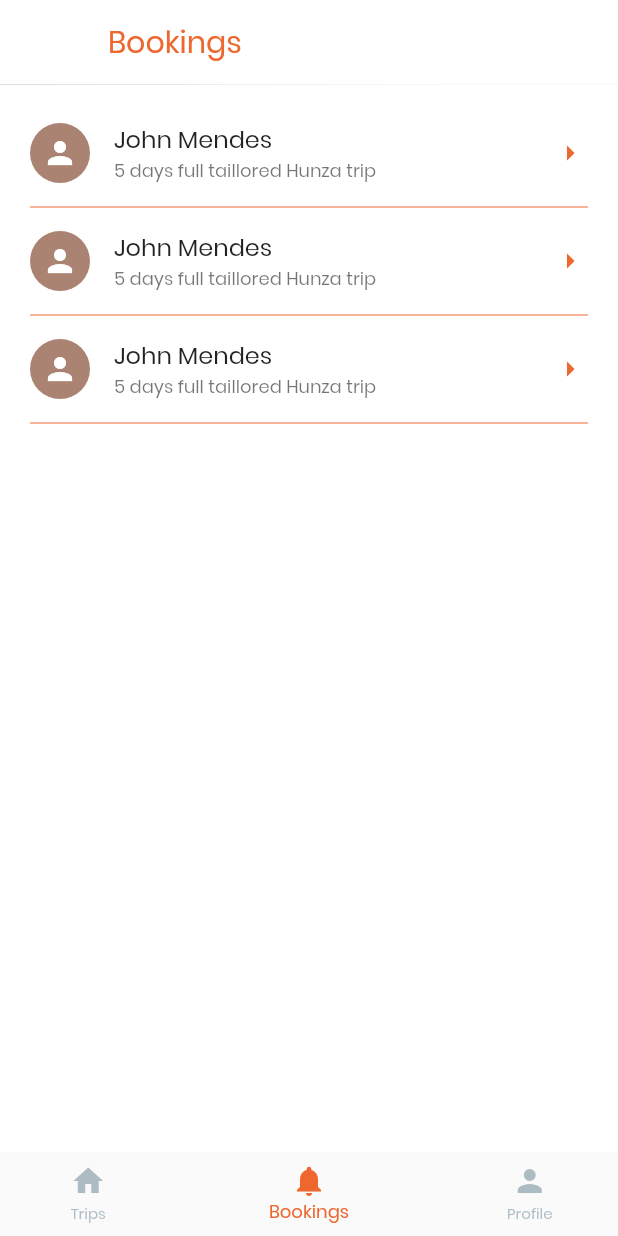
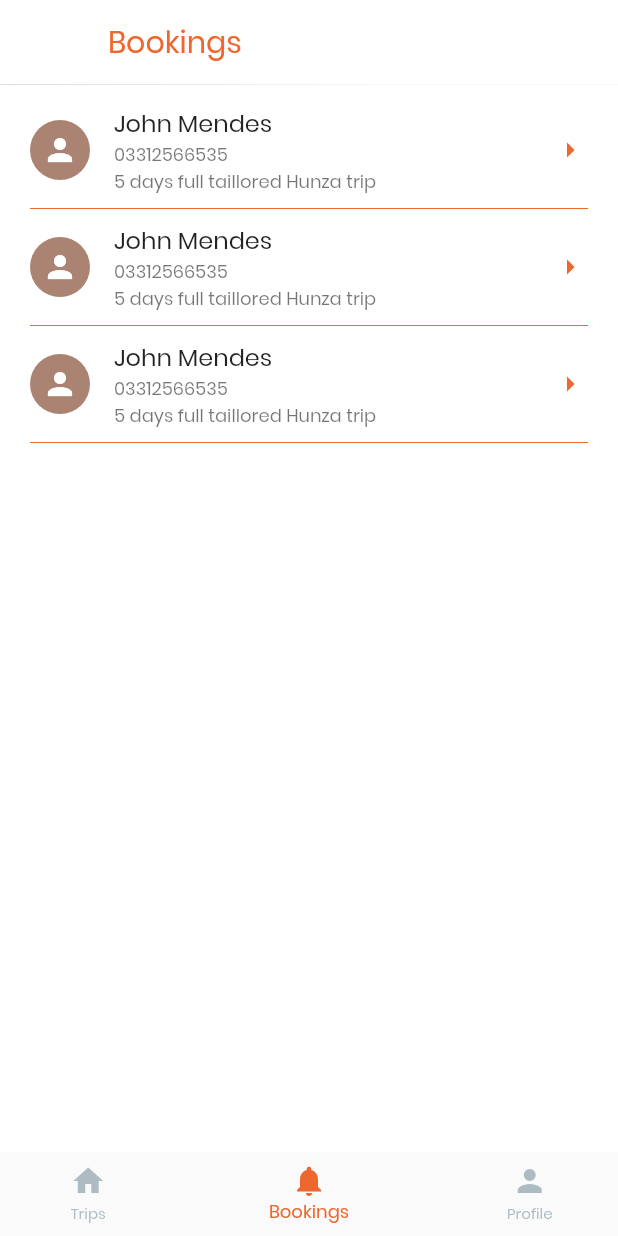
Before and after one commit to msamiislam/tourismapp, a Flutter app: the GuideDashbboardPage screen opened directly, item 2 of the bottom bar chosen, on a phone screen of 412 x 824 dp. Run offline on Flutter 3.47's test engine with Material 2 defaults, Android fonts, the light colour scheme and no system bars; drawn by our look-alikes of cached_network_image; our stand-ins replace card_swiper, cloud_firestore, firebase_auth, firebase_core, firebase_storage, flutter_form_builder and 11 more; missing offline and left inert: external_app_launcher, ndialog; accounts and stored records are empty; network calls fail; statements that could not run were skipped.

Commit message:
update guide booking page

```diff
--- a/lib/pages/guide/dashboard.dart
+++ b/lib/pages/guide/dashboard.dart
@@ -1,5 +1,5 @@
 import 'package:flutter/material.dart';
-import 'package:tourismapp/pages/guide/navpages/notifications.dart';
+import 'package:tourismapp/pages/guide/navpages/bookings.dart';
 
 import 'navpages/home.dart';
 
@@ -13,7 +13,7 @@ class GuideDashbboardPage extends StatefulWidget {
 class _GuideDashbboardPageState extends State<GuideDashbboardPage> {
   List pages = [
     GuideHomePage(),
-    GuideNotificationsPage(),
+    GuideBookingsPage(),
     Container(),
   ];
   int cIndex = 0;
--- a/lib/pages/guide/navpages/notifications.dart
+++ b/lib/pages/guide/navpages/bookings.dart
@@ -2,8 +2,8 @@ import 'package:flutter/material.dart';
 import 'package:tourismapp/widgets/booking_tile.dart';
 import 'package:tourismapp/widgets/simple_txt.dart';
 
-class GuideNotificationsPage extends StatelessWidget {
-  const GuideNotificationsPage({Key? key}) : super(key: key);
+class GuideBookingsPage extends StatelessWidget {
+  const GuideBookingsPage({Key? key}) : super(key: key);
 
   @override
   Widget build(BuildContext context) {
@@ -24,6 +24,7 @@ class GuideNotificationsPage extends StatelessWidget {
               onTap: () {},
               touristImage: '',
               touristName: 'John Mendes',
+              touristPhone: '03312566535',
               tripTitle: '5 days full taillored Hunza trip',
             ),
           ),
--- a/lib/widgets/booking_tile.dart
+++ b/lib/widgets/booking_tile.dart
@@ -6,11 +6,17 @@ import 'simple_txt.dart';
 class BookingTile extends StatelessWidget {
   final String touristImage;
   final String touristName;
+  final String touristPhone;
   final String tripTitle;
   final VoidCallback onTap;
 
   const BookingTile(
-      {Key? key, required this.touristImage, required this.touristName, required this.tripTitle, required this.onTap})
+      {Key? key,
+      required this.touristImage,
+      required this.touristName,
+      required this.touristPhone,
+      required this.tripTitle,
+      required this.onTap})
       : super(key: key);
 
   @override
@@ -30,20 +36,17 @@ class BookingTile extends StatelessWidget {
                 errorWidget: (context, url, error) => Icon(Icons.person, color: Theme.of(context).colorScheme.onPrimary),
               ),
             ),
-            title: AppText(
-              touristName,
-              maxLines: 1,
-              overflow: TextOverflow.fade,
-            ),
-            subtitle: AppText(
-              tripTitle,
-              size: 12.0,
-              maxLines: 1,
-              overflow: TextOverflow.ellipsis,
+            title: AppText(touristName, maxLines: 1, overflow: TextOverflow.fade),
+            subtitle: Column(
+              crossAxisAlignment: CrossAxisAlignment.start,
+              children: [
+                AppText(touristPhone, size: 12.0, maxLines: 1, overflow: TextOverflow.ellipsis),
+                AppText(tripTitle, size: 12.0, maxLines: 1, overflow: TextOverflow.ellipsis),
+              ],
             ),
             trailing: Icon(Icons.arrow_right, color: Theme.of(context).colorScheme.primary),
           ),
-          Divider(height: 0.0, color: Theme.of(context).colorScheme.primary),
+          Divider(height: 10.0, color: Theme.of(context).colorScheme.primary),
         ],
       ),
     );
```
